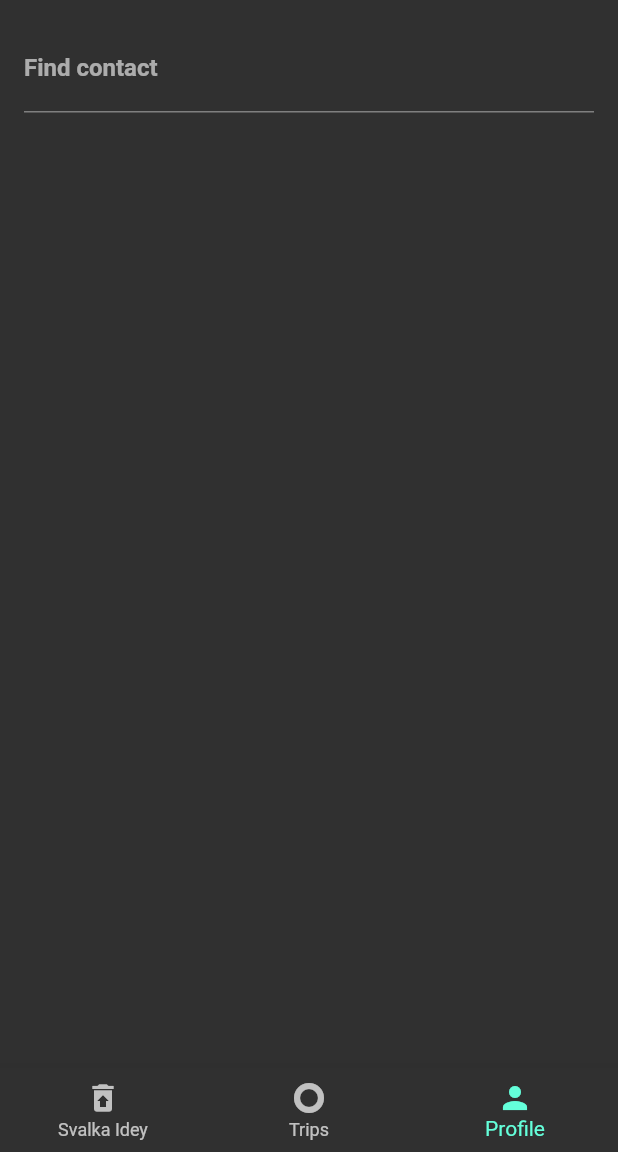
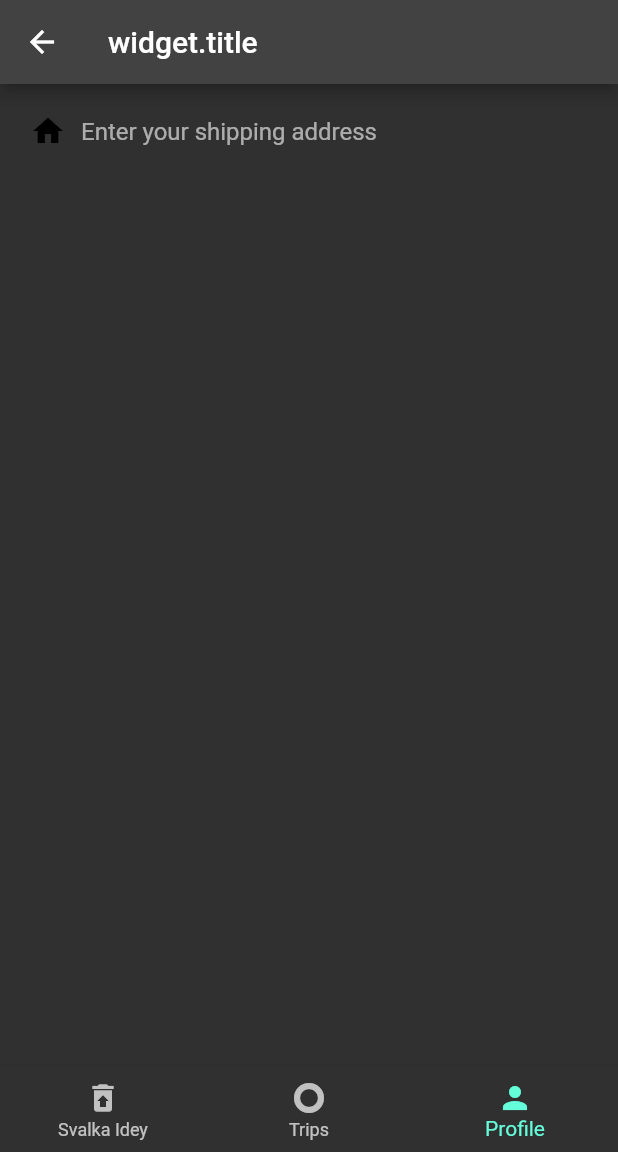
Before and after one commit to Dziubczk/travel_app, a Flutter app: the screen it shows after launch, item 3 of the bottom bar chosen, on a phone screen of 412 x 824 dp, the part 84-1236 px from its top. Run offline on Flutter 3.47's test engine with Material 2 defaults, Android fonts, the phone set to English and light mode, and no system bars.

Commit message:
added location search with suggestions

```diff
--- /dev/null
+++ b/lib/address_search.dart
@@ -0,0 +1,67 @@
+import 'package:flutter/material.dart';
+
+import 'controller/places_api_controller.dart';
+
+class AddressSearch extends SearchDelegate<Suggestion> {
+  AddressSearch(this.sessionToken) : apiClient = PlaceApiProvider(sessionToken);
+
+  final sessionToken;
+  PlaceApiProvider apiClient;
+
+  @override
+  List<Widget> buildActions(BuildContext context) {
+    return [
+      IconButton(
+        tooltip: 'Clear',
+        icon: Icon(Icons.clear),
+        onPressed: () {
+          query = '';
+        },
+      )
+    ];
+  }
+
+  @override
+  Widget buildLeading(BuildContext context) {
+    return IconButton(
+      tooltip: 'Back',
+      icon: Icon(Icons.arrow_back),
+      onPressed: () {
+        close(context, Suggestion("", ""));
+      },
+    );
+  }
+
+  @override
+  Widget buildResults(BuildContext context) {
+    return Text("");
+  }
+
+  @override
+  Widget buildSuggestions(BuildContext context) {
+    return FutureBuilder(
+      future: query == ""
+          ? null
+          : apiClient.fetchSuggestions(
+              query, Localizations.localeOf(context).languageCode),
+      builder: (context, AsyncSnapshot<List<Suggestion>> snapshot) => query ==
+              ''
+          ? Container(
+              padding: EdgeInsets.all(16.0),
+              child: Text('Enter your address'),
+            )
+          : snapshot.hasData
+              ? ListView.builder(
+                  itemBuilder: (context, index) => ListTile(
+                    title:
+                        Text((snapshot.data![index] as Suggestion).description),
+                    onTap: () {
+                      close(context, snapshot.data![index] as Suggestion);
+                    },
+                  ),
+                  itemCount: snapshot.data!.length,
+                )
+              : Container(child: Text('Loading...')),
+    );
+  }
+}
--- /dev/null
+++ b/lib/controller/places_api_controller.dart
@@ -0,0 +1,53 @@
+import 'dart:convert';
+import 'dart:io';
+
+import 'package:http/http.dart';
+
+// For storing our result
+class Suggestion {
+  final String placeId;
+  final String description;
+
+  Suggestion(this.placeId, this.description);
+
+  @override
+  String toString() {
+    return 'Suggestion(description: $description, placeId: $placeId)';
+  }
+}
+
+class PlaceApiProvider {
+  final client = Client();
+
+  PlaceApiProvider(this.sessionToken);
+
+  final sessionToken;
+
+  static final String androidKey = 'AIzaSyAF-NthyyoxzpWQpYSwzQ2ZzRgnzwdixRU';
+  static final String iosKey = 'AIzaSyAF-NthyyoxzpWQpYSwzQ2ZzRgnzwdixRU';
+  final apiKey = Platform.isAndroid ? androidKey : iosKey;
+
+  Future<List<Suggestion>> fetchSuggestions(String input, String lang) async {
+    final request =
+        'https://maps.googleapis.com/maps/api/place/autocomplete/json?input=$input&types=address&language=$lang&key=$apiKey&sessiontoken=$sessionToken';
+    print(request);
+    final response = await client.get(Uri.parse(request));
+    if (response.statusCode == 200) {
+      print(response);
+      final result = json.decode(response.body);
+      print(result);
+      if (result['status'] == 'OK') {
+        // compose suggestions in a list
+        return result['predictions']
+            .map<Suggestion>((p) => Suggestion(p['place_id'], p['description']))
+            .toList();
+      }
+      if (result['status'] == 'ZERO_RESULTS') {
+        return [];
+      }
+      throw Exception(result['error_message']);
+    } else {
+      throw Exception('Failed to fetch suggestion');
+    }
+  }
+}
--- a/lib/main.dart
+++ b/lib/main.dart
@@ -1,6 +1,7 @@
 import 'package:flutter/material.dart';
 import 'package:travel_app/constants.dart';
 import 'package:travel_app/routes.dart';
+import 'package:travel_app/ui/screen/find_contact.dart';
 
 void main() {
   runApp(MyApp());
@@ -54,14 +55,7 @@ class _HideOnScrollState extends State<HideOnScroll>
         ),
       ),
       TripsPage(),
-      Padding(
-        padding: EdgeInsets.all(16.0),
-        child: TextField(
-          decoration: InputDecoration(
-              labelText: 'Find contact',
-              labelStyle: TextStyle(fontWeight: FontWeight.bold)),
-        ),
-      ),
+      FindContact(),
     ];
   }
 
--- /dev/null
+++ b/lib/ui/screen/find_contact.dart
@@ -0,0 +1,67 @@
+import 'package:flutter/material.dart';
+import 'package:travel_app/controller/places_api_controller.dart';
+import 'package:uuid/uuid.dart';
+
+import '../../address_search.dart';
+
+class FindContact extends StatefulWidget {
+  const FindContact({Key? key}) : super(key: key);
+
+  @override
+  _FindContactState createState() => _FindContactState();
+}
+
+class _FindContactState extends State<FindContact> {
+  final _controller = TextEditingController();
+
+  @override
+  void dispose() {
+    _controller.dispose();
+    super.dispose();
+  }
+
+  @override
+  Widget build(BuildContext context) {
+    return Scaffold(
+      appBar: AppBar(
+        title: Text("widget.title"),
+      ),
+      body: Column(
+        children: <Widget>[
+          TextField(
+            controller: _controller,
+            readOnly: true,
+            onTap: () async {
+              // generate a new token here
+              final sessionToken = Uuid().v4();
+              final Suggestion? result = await showSearch(
+                context: context,
+                delegate: AddressSearch(sessionToken),
+              );
+              // This will change the text displayed in the TextField
+              if (result != null) {
+                setState(() {
+                  _controller.text = result.description;
+                });
+              }
+            },
+            decoration: InputDecoration(
+              icon: Container(
+                margin: EdgeInsets.only(left: 20),
+                width: 10,
+                height: 10,
+                child: Icon(
+                  Icons.home,
+                  color: Colors.black,
+                ),
+              ),
+              hintText: "Enter your shipping address",
+              border: InputBorder.none,
+              contentPadding: EdgeInsets.only(left: 8.0, top: 16.0),
+            ),
+          ),
+        ],
+      ),
+    );
+  }
+}
--- a/pubspec.yaml
+++ b/pubspec.yaml
@@ -28,6 +28,10 @@ dependencies:
   # The following adds the Cupertino Icons font to your application.
   # Use with the CupertinoIcons class for iOS style icons.
   cupertino_icons: ^1.0.2
+
+  http: ^0.13.0
+
+  uuid: ^3.0.5
 
 dev_dependencies:
   flutter_test:
```
Also changed, not shown: pubspec.lock.
